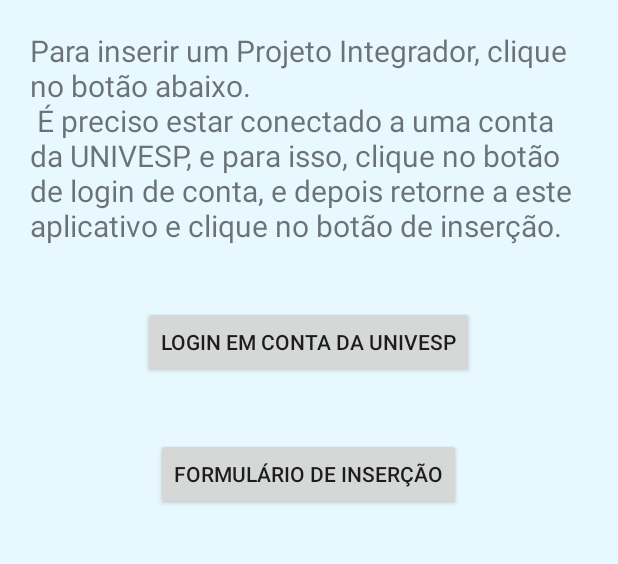
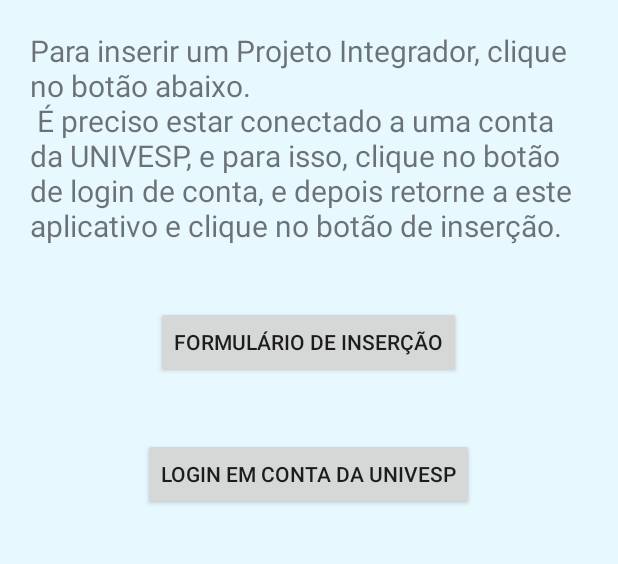
Before and after one commit to Milton-Atarassi/Biblioteca_Virtual_de_Projetos_Integradores, an Android app: the fragment Insercao placed in its activity, on a phone screen of 412 x 824 dp, the part 84-648 px from its top. Run offline under Robolectric (Android 15) with nearby library versions, the phone set to English and light mode, and no system bars.

Commit message:
update 09/11/2017

```diff
--- a/app/src/main/res/layout/insercao.xml
+++ b/app/src/main/res/layout/insercao.xml
@@ -1,7 +1,18 @@
 <?xml version="1.0" encoding="utf-8"?>
 <LinearLayout xmlns:android="http://schemas.android.com/apk/res/android"
-    android:layout_width="match_parent" android:layout_height="match_parent"
+    android:layout_width="match_parent"
+    android:layout_height="match_parent"
     android:background="#ffe8f8ff"
+    android:orientation="vertical"
+    android:gravity="center_horizontal">
+<ScrollView
+    xmlns:android="http://schemas.android.com/apk/res/android"
+     android:layout_height="match_parent"
+    android:layout_width="match_parent">
+
+<LinearLayout xmlns:android="http://schemas.android.com/apk/res/android"
+    android:layout_width="match_parent"
+    android:layout_height="match_parent"
     android:orientation="vertical"
     android:gravity="center_horizontal">
 
@@ -17,16 +28,18 @@
     <Button
         android:layout_width="wrap_content"
         android:layout_height="wrap_content"
+        android:text="@string/form_inser"
+        android:id="@+id/form"
+        android:layout_margin="20dp" />
+
+    <Button
+        android:layout_width="wrap_content"
+        android:layout_height="wrap_content"
         android:text="@string/account_chooser"
         android:id="@+id/account"
         android:layout_gravity="center_horizontal"
         android:layout_margin="20dp" />
 
-    <Button
-        android:layout_width="wrap_content"
-        android:layout_height="wrap_content"
-        android:text="@string/form_inser"
-        android:id="@+id/form"
-        android:layout_gravity="center_horizontal"
-        android:layout_margin="20dp" />
 </LinearLayout>
+</ScrollView>
+    </LinearLayout>
```
